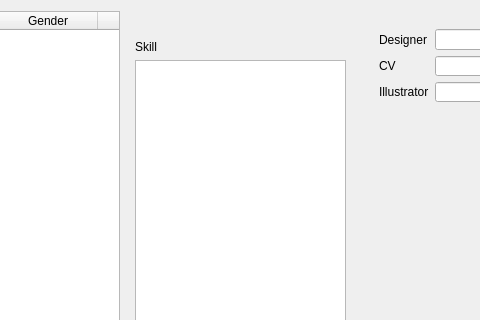
Above: src/dialog/generaloverview.ui from Mogara/QSanguosha before the change; both pictures show x 314 to 794 and y 0 to 320 of the 945 by 611 pixel window. Below: the same form after it.
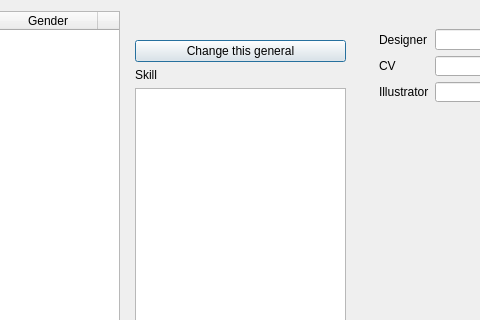
That is the form after the change. Icons and pictures are not drawn.

Commit message: actionChange_general

What changed in the file:
```diff
--- a/src/dialog/generaloverview.ui
+++ b/src/dialog/generaloverview.ui
@@ -88,6 +88,16 @@
           <property name="pixmap">
            <pixmap>../image/generals/card/caocao.jpg</pixmap>
           </property>
+          <property name="alignment">
+           <set>Qt::AlignCenter</set>
+          </property>
+         </widget>
+        </item>
+        <item>
+         <widget class="QPushButton" name="changeGeneralButton">
+          <property name="text">
+           <string>Change this general</string>
+          </property>
          </widget>
         </item>
         <item>
```
Left out of the diff: 4 changed lines with no effect on the pictures. The commit also changes 34 other files.
